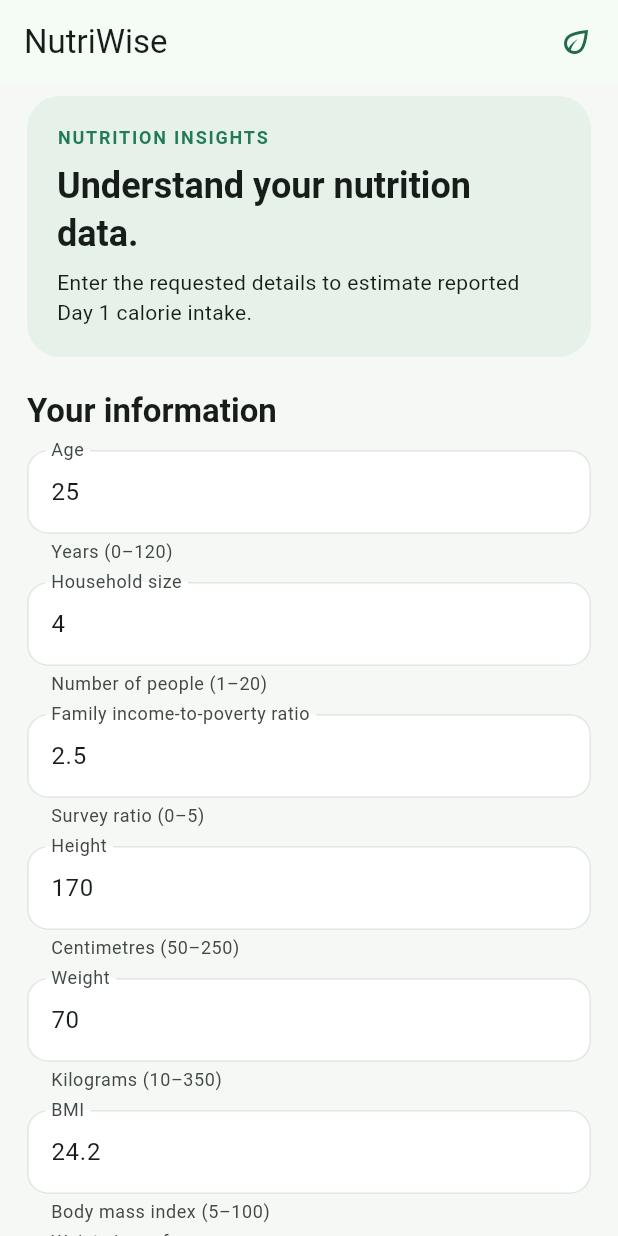
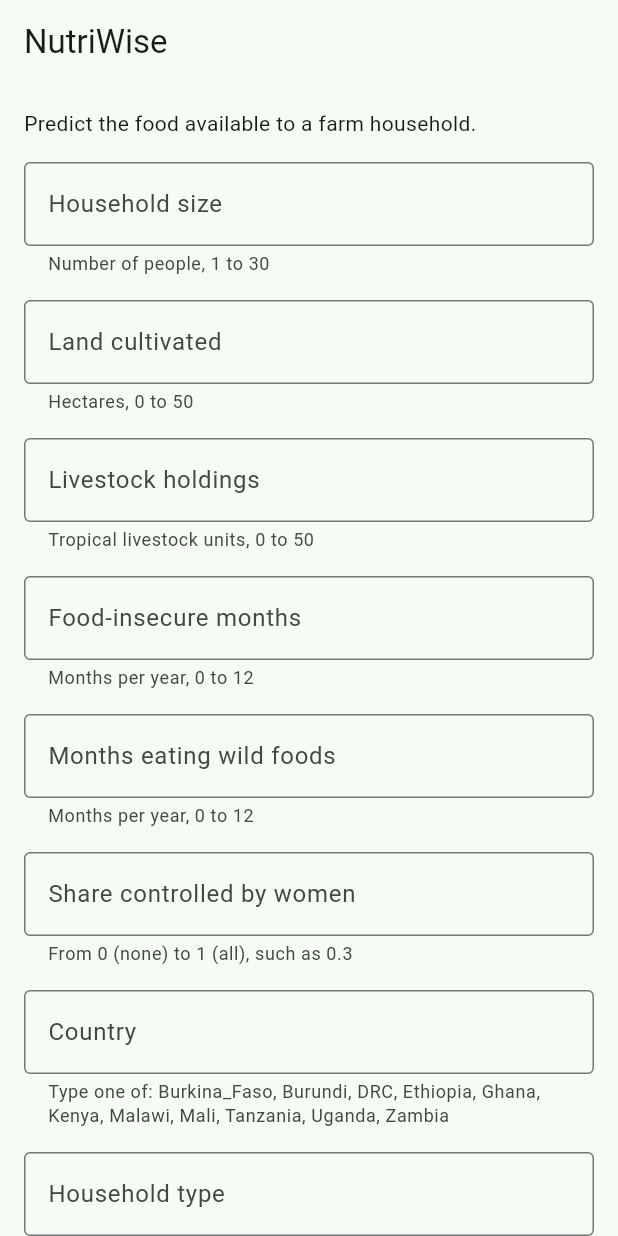
Before and after one commit to M-Kwizera/Summative---Regression-Analysis, a Flutter app: the screen it shows after launch, on a phone screen of 412 x 824 dp. Run offline on Flutter 3.47's test engine with Material 3 defaults, Android fonts, the phone set to English and light mode, and no system bars.

Commit message:
Update Flutter app and README

```diff
--- a/summative/FlutterApp/nutriwise/lib/api_config.dart
+++ b/summative/FlutterApp/nutriwise/lib/api_config.dart
@@ -1,5 +1,5 @@
 /// Replace this with the public URL shown on your Render service page.
 /// Do not include /docs or /predict here; the app appends /predict itself.
 class ApiConfig {
-  static const String baseUrl = 'https://nutriwise-api-tc0r.onrender.com/';
+  static const String baseUrl = 'https://nutriwise-africa-api.onrender.com/';
 }
--- a/summative/FlutterApp/nutriwise/lib/main.dart
+++ b/summative/FlutterApp/nutriwise/lib/main.dart
@@ -1,3 +1,4 @@
+import 'dart:async';
 import 'dart:convert';
 
 import 'package:flutter/material.dart';
@@ -5,339 +6,259 @@ import 'package:http/http.dart' as http;
 
 import 'api_config.dart';
 
-void main() {
-  runApp(const NutriWiseApp());
-}
+void main() => runApp(const NutriWiseApp());
 
 class NutriWiseApp extends StatelessWidget {
   const NutriWiseApp({super.key});
 
   @override
   Widget build(BuildContext context) {
-    const green = Color(0xFF237A57);
     return MaterialApp(
       title: 'NutriWise',
       debugShowCheckedModeBanner: false,
       theme: ThemeData(
-        useMaterial3: true,
-        colorScheme: ColorScheme.fromSeed(seedColor: green, brightness: Brightness.light),
-        scaffoldBackgroundColor: const Color(0xFFF6F8F5),
-        inputDecorationTheme: InputDecorationTheme(
-          filled: true,
-          fillColor: Colors.white,
-          border: OutlineInputBorder(borderRadius: BorderRadius.circular(14)),
-          enabledBorder: OutlineInputBorder(
-            borderRadius: BorderRadius.circular(14),
-            borderSide: const BorderSide(color: Color(0xFFE0E7E1)),
-          ),
+        colorScheme: ColorScheme.fromSeed(seedColor: const Color(0xFF237A57)),
+        inputDecorationTheme: const InputDecorationTheme(
+          border: OutlineInputBorder(),
+          helperMaxLines: 4,
         ),
       ),
-      home: const NutritionFormPage(),
+      home: const PredictionPage(),
     );
   }
 }
 
-class NutritionFormPage extends StatefulWidget {
-  const NutritionFormPage({super.key});
+/// Describes one model input and checks what the user typed.
+class InputField {
+  InputField.number(this.name, this.label, this.helper,
+      {required this.min, required this.max, this.wholeNumber = false})
+      : options = const [];
+
+  InputField.text(this.name, this.label, this.options)
+      : helper = 'Type one of: ${options.join(', ')}',
+        min = 0,
+        max = 0,
+        wholeNumber = false;
+
+  final String name; // The field name the API expects.
+  final String label;
+  final String helper;
+  final num min;
+  final num max;
+  final bool wholeNumber;
+  final List<String> options;
+  final controller = TextEditingController();
+
+  bool get isNumber => options.isEmpty;
+
+  /// Returns the value to send, or throws a FormatException with a message.
+  Object read() {
+    final text = controller.text.trim();
+    if (text.isEmpty) throw FormatException('$label is missing.');
+
+    if (!isNumber) {
+      // Ignore capitals, and treat spaces like underscores.
+      final typed = text.toLowerCase().replaceAll(' ', '_');
+      for (final option in options) {
+        if (option.toLowerCase() == typed) return option;
+      }
+      throw FormatException('$label: "$text" is not one of the listed values.');
+    }
+
+    final num? value = wholeNumber ? int.tryParse(text) : double.tryParse(text);
+    if (value == null || !value.isFinite) {
+      throw FormatException(
+          '$label must be a ${wholeNumber ? 'whole number' : 'number'}.');
+    }
+    if (value < min || value > max) {
+      throw FormatException('$label must be between $min and $max.');
+    }
+    return value;
+  }
+}
+
+class PredictionPage extends StatefulWidget {
+  const PredictionPage({super.key});
 
   @override
-  State<NutritionFormPage> createState() => _NutritionFormPageState();
+  State<PredictionPage> createState() => _PredictionPageState();
 }
 
-class _NutritionFormPageState extends State<NutritionFormPage> {
-  final _formKey = GlobalKey<FormState>();
-  final _age = TextEditingController(text: '25');
-  final _household = TextEditingController(text: '4');
-  final _incomeRatio = TextEditingController(text: '2.5');
-  final _height = TextEditingController(text: '170');
-  final _weight = TextEditingController(text: '70');
-  final _bmi = TextEditingController(text: '24.2');
-  final _waist = TextEditingController(text: '82');
+class _PredictionPageState extends State<PredictionPage> {
+  // One text field per model input, with the same limits as the API.
+  final _fields = [
+    InputField.number('HHsizemembers', 'Household size',
+        'Number of people, 1 to 30', min: 1, max: 30, wholeNumber: true),
+    InputField.number('LandCultivated', 'Land cultivated',
+        'Hectares, 0 to 50', min: 0, max: 50),
+    InputField.number('LivestockHoldings', 'Livestock holdings',
+        'Tropical livestock units, 0 to 50', min: 0, max: 50),
+    InputField.number('NrofMonthsFoodInsecure', 'Food-insecure months',
+        'Months per year, 0 to 12', min: 0, max: 12, wholeNumber: true),
+    InputField.number('NrofMonthsWildFoodCons', 'Months eating wild foods',
+        'Months per year, 0 to 12', min: 0, max: 12, wholeNumber: true),
+    InputField.number('Gender_FemaleControl', 'Share controlled by women',
+        'From 0 (none) to 1 (all), such as 0.3', min: 0, max: 1),
+    InputField.text('Country', 'Country', const [
+      'Burkina_Faso', 'Burundi', 'DRC', 'Ethiopia', 'Ghana', 'Kenya',
+      'Malawi', 'Mali', 'Tanzania', 'Uganda', 'Zambia',
+    ]),
+    InputField.text('HouseholdType', 'Household type', const [
+      'couple', 'couple_man_works_away', 'couple_woman_works_away',
+      'man_single', 'woman_single', 'single', 'together', 'polygamous',
+      'workaway', 'nonparenthead', 'other',
+    ]),
+    InputField.text('Head_EducationLevel', 'Education of household head', const [
+      'primary', 'secondary', 'postsecondary', 'no_school', 'illiterate',
+      'literate', 'adult_education', 'religious_school', 'islamic_school',
+      'informal',
+    ]),
+    InputField.text('HFIAS_status', 'Food insecurity (FI) status', const [
+      'FoodSecure', 'MildlyFI', 'ModeratelyFI', 'SeverelyFI',
+    ]),
+  ];
 
-  int? _gender = 1;
-  int? _race = 3;
-  int? _education = 4;
   bool _loading = false;
-  String? _error;
-  double? _prediction;
-  String? _modelName;
+  bool _isError = false;
+  String _message = 'Fill in all the fields, then press Predict.';
 
   @override
   void dispose() {
-    for (final controller in [
-      _age, _household, _incomeRatio, _height, _weight, _bmi, _waist,
-    ]) {
-      controller.dispose();
+    for (final field in _fields) {
+      field.controller.dispose();
     }
     super.dispose();
   }
 
-  String? _numberValidator(String? value, String label, double min, double max) {
-    final parsed = double.tryParse(value?.trim() ?? '');
-    if (parsed == null) return 'Enter a valid $label.';
-    if (parsed < min || parsed > max) {
-      return '$label must be between $min and $max.';
-    }
-    return null;
+  void _show(String message, {bool isError = false, bool loading = false}) {
+    if (!mounted) return;
+    setState(() {
+      _message = message;
+      _isError = isError;
+      _loading = loading;
+    });
   }
 
   Future<void> _predict() async {
     FocusScope.of(context).unfocus();
-    setState(() {
-      _error = null;
-      _prediction = null;
-    });
 
-    if (!_formKey.currentState!.validate()) return;
-    if (_gender == null || _race == null || _education == null) {
-      setState(() => _error = 'Please select all demographic categories.');
+    // 1. Check every field before calling the API.
+    final body = <String, Object>{};
+    final errors = <String>[];
+    for (final field in _fields) {
+      try {
+        body[field.name] = field.read();
+      } on FormatException catch (e) {
+        errors.add(e.message);
+      }
+    }
+    if (errors.isNotEmpty) {
+      _show(errors.join('\n'), isError: true);
       return;
     }
 
-    final baseUrl = ApiConfig.baseUrl.trim().replaceAll(RegExp(r'/$'), '');
-    if (baseUrl.contains('YOUR-RENDER-SERVICE')) {
-      setState(() => _error = 'Add your actual Render URL in lib/api_config.dart first.');
-      return;
-    }
-
-    final payload = {
-      'RIDAGEYR': double.parse(_age.text),
-      'DMDHHSIZ': double.parse(_household.text),
-      'INDFMPIR': double.parse(_incomeRatio.text),
-      'BMXHT': double.parse(_height.text),
-      'BMXWT': double.parse(_weight.text),
-      'BMXBMI': double.parse(_bmi.text),
-      'BMXWAIST': double.parse(_waist.text),
-      'RIAGENDR': _gender,
-      'RIDRETH3': _race,
-      'DMDEDUC2': _education,
-    };
-
-    setState(() => _loading = true);
+    // 2. Send the values to the API and show the result.
+    _show('Predicting... the server can take a minute to wake up.', loading: true);
     try {
+      final baseUrl = ApiConfig.baseUrl.replaceAll(RegExp(r'/+$'), '');
       final response = await http
           .post(
             Uri.parse('$baseUrl/predict'),
-            headers: {'Content-Type': 'application/json', 'Accept': 'application/json'},
-            body: jsonEncode(payload),
+            headers: {'Content-Type': 'application/json'},
+            body: jsonEncode(body),
           )
-          .timeout(const Duration(seconds: 45));
+          .timeout(const Duration(seconds: 90));
 
-      final decoded = jsonDecode(response.body);
-      if (response.statusCode >= 200 && response.statusCode < 300) {
-        setState(() {
-          _prediction = (decoded['predicted_day1_kcal'] as num).toDouble();
-          _modelName = decoded['model']?.toString();
-        });
+      if (response.statusCode == 200) {
+        final value =
+            jsonDecode(response.body)['predicted_kcal_per_adult_per_day'] as num;
+        _show('Predicted food availability:\n'
+            '${value.toStringAsFixed(0)} kcal per adult per day');
+      } else if (response.statusCode == 422) {
+        _show(_readableApiError(response.body), isError: true);
       } else {
-        final detail = decoded is Map ? decoded['detail'] : null;
-        setState(() => _error = 'API error (${response.statusCode}): ${detail ?? response.body}');
+        _show('The server had a problem (code ${response.statusCode}). '
+            'Please try again.', isError: true);
       }
-    } catch (e) {
-      setState(() => _error = 'Could not reach NutriWise API. Check your Render URL and internet connection. Details: $e');
-    } finally {
-      if (mounted) setState(() => _loading = false);
+    } on TimeoutException {
+      _show('The server took too long to answer. Please try again.', isError: true);
+    } on http.ClientException {
+      _show('Could not reach the server. Check your internet connection.',
+          isError: true);
+    } catch (_) {
+      _show('Something went wrong. Please try again.', isError: true);
     }
   }
 
-  Widget _field(
-    String label,
-    TextEditingController controller,
-    String helper,
-    double min,
-    double max,
-  ) {
-    return TextFormField(
-      controller: controller,
-      keyboardType: const TextInputType.numberWithOptions(decimal: true),
-      decoration: InputDecoration(labelText: label, helperText: helper),
-      validator: (value) => _numberValidator(value, label, min, max),
-    );
-  }
-
-  Widget _dropdown<T>({
-    required String label,
-    required T value,
-    required List<DropdownMenuItem<T>> items,
-    required ValueChanged<T?> onChanged,
-    required String helper,
-  }) {
-    return DropdownButtonFormField<T>(
-      initialValue: value,
-      decoration: InputDecoration(labelText: label, helperText: helper),
-      items: items,
-      onChanged: onChanged,
-    );
+  /// Turns the API's validation error into sentences a person can read.
+  String _readableApiError(String responseBody) {
+    final detail = jsonDecode(responseBody)['detail'];
+    if (detail is! List) return 'The server rejected the values.';
+    return detail.map((item) {
+      final name = (item['loc'] as List).last;
+      final matches = _fields.where((f) => f.name == name);
+      final label = matches.isEmpty ? name : matches.first.label;
+      return '$label: ${item['msg']}';
+    }).join('\n');
   }
 
   @override
   Widget build(BuildContext context) {
-    final theme = Theme.of(context);
+    final colors = Theme.of(context).colorScheme;
     return Scaffold(
-      appBar: AppBar(
-        title: const Text('NutriWise'),
-        centerTitle: false,
-        actions: [
-          Padding(
-            padding: const EdgeInsets.only(right: 16),
-            child: Icon(Icons.eco_outlined, color: theme.colorScheme.primary),
-          ),
-        ],
-      ),
+      appBar: AppBar(title: const Text('NutriWise')),
       body: SafeArea(
-        child: ListView(
-          padding: const EdgeInsets.fromLTRB(18, 8, 18, 28),
-          children: [
-            Container(
-              padding: const EdgeInsets.all(20),
-              decoration: BoxDecoration(
-                color: const Color(0xFFE6F2E9),
-                borderRadius: BorderRadius.circular(22),
+        child: SingleChildScrollView(
+          padding: const EdgeInsets.all(16),
+          child: Column(
+            crossAxisAlignment: CrossAxisAlignment.stretch,
+            children: [
+              const Text('Predict the food available to a farm household.'),
+              const SizedBox(height: 16),
+              for (final field in _fields) ...[
+                TextField(
+                  key: Key(field.name),
+                  controller: field.controller,
+                  keyboardType: field.isNumber
+                      ? const TextInputType.numberWithOptions(decimal: true)
+                      : TextInputType.text,
+                  autocorrect: false,
+                  decoration: InputDecoration(
+                    labelText: field.label,
+                    helperText: field.helper,
+                  ),
+                ),
+                const SizedBox(height: 16),
+              ],
+              FilledButton(
+                onPressed: _loading ? null : _predict,
+                child: const Text('Predict'),
               ),
-              child: Column(
-                crossAxisAlignment: CrossAxisAlignment.start,
-                children: [
-                  Text('NUTRITION INSIGHTS', style: theme.textTheme.labelMedium?.copyWith(
-                    color: const Color(0xFF237A57), letterSpacing: 1.2, fontWeight: FontWeight.bold)),
-                  const SizedBox(height: 8),
-                  Text('Understand your nutrition data.',
-                    style: theme.textTheme.headlineSmall?.copyWith(fontWeight: FontWeight.bold)),
-                  const SizedBox(height: 6),
-                  Text('Enter the requested details to estimate reported Day 1 calorie intake.',
-                    style: theme.textTheme.bodyMedium),
-                ],
-              ),
-            ),
-            const SizedBox(height: 22),
-            Text('Your information', style: theme.textTheme.titleLarge?.copyWith(fontWeight: FontWeight.bold)),
-            const SizedBox(height: 12),
-            Form(
-              key: _formKey,
-              child: Column(
-                children: [
-                  _field('Age', _age, 'Years (0–120)', 0, 120),
-                  const SizedBox(height: 12),
-                  _field('Household size', _household, 'Number of people (1–20)', 1, 20),
-                  const SizedBox(height: 12),
-                  _field('Family income-to-poverty ratio', _incomeRatio, 'Survey ratio (0–5)', 0, 5),
-                  const SizedBox(height: 12),
-                  _field('Height', _height, 'Centimetres (50–250)', 50, 250),
-                  const SizedBox(height: 12),
-                  _field('Weight', _weight, 'Kilograms (10–350)', 10, 350),
-                  const SizedBox(height: 12),
-                  _field('BMI', _bmi, 'Body mass index (5–100)', 5, 100),
-                  const SizedBox(height: 12),
-                  _field('Waist circumference', _waist, 'Centimetres (30–200)', 30, 200),
-                  const SizedBox(height: 12),
-                  _dropdown<int>(
-                    label: 'NHANES gender code',
-                    value: _gender!,
-                    helper: '1 = Male, 2 = Female (survey coding)',
-                    items: const [
-                      DropdownMenuItem(value: 1, child: Text('1 — Male')),
-                      DropdownMenuItem(value: 2, child: Text('2 — Female')),
-                    ],
-                    onChanged: (v) => setState(() => _gender = v),
+              const SizedBox(height: 16),
+              // Display area: shows the prediction or the error message.
+              Container(
+                padding: const EdgeInsets.all(16),
+                decoration: BoxDecoration(
+                  color: _isError
+                      ? colors.errorContainer
+                      : colors.secondaryContainer,
+                  borderRadius: BorderRadius.circular(8),
+                ),
+                child: Text(
+                  _message,
+                  key: const Key('display'),
+                  style: TextStyle(
+                    fontSize: 16,
+                    color: _isError
+                        ? colors.onErrorContainer
+                        : colors.onSecondaryContainer,
                   ),
-                  const SizedBox(height: 12),
-                  _dropdown<int>(
-                    label: 'NHANES race / ethnicity code',
-                    value: _race!,
-                    helper: 'Select the dataset category code',
-                    items: const [
-                      DropdownMenuItem(value: 1, child: Text('1 — Mexican American')),
-                      DropdownMenuItem(value: 2, child: Text('2 — Other Hispanic')),
-                      DropdownMenuItem(value: 3, child: Text('3 — White')),
-                      DropdownMenuItem(value: 4, child: Text('4 — Black')),
-                      DropdownMenuItem(value: 6, child: Text('6 — Asian')),
-                      DropdownMenuItem(value: 7, child: Text('7 — Other / multiracial')),
-                    ],
-                    onChanged: (v) => setState(() => _race = v),
-                  ),
-                  const SizedBox(height: 12),
-                  _dropdown<int>(
-                    label: 'NHANES education code',
-                    value: _education!,
-                    helper: 'Survey education category',
-                    items: const [
-                      DropdownMenuItem(value: 1, child: Text('1 — Less than 9th grade')),
-                      DropdownMenuItem(value: 2, child: Text('2 — 9th–11th grade')),
-                      DropdownMenuItem(value: 3, child: Text('3 — High school graduate / GED')),
-                      DropdownMenuItem(value: 4, child: Text('4 — Some college / AA degree')),
-                      DropdownMenuItem(value: 5, child: Text('5 — College graduate or above')),
-                    ],
-                    onChanged: (v) => setState(() => _education = v),
-                  ),
-                ],
-              ),
-            ),
-            const SizedBox(height: 20),
-            FilledButton.icon(
-              onPressed: _loading ? null : _predict,
-              icon: _loading
-                  ? const SizedBox(width: 18, height: 18, child: CircularProgressIndicator(strokeWidth: 2))
-                  : const Icon(Icons.insights),
-              label: Text(_loading ? 'Getting estimate…' : 'Get nutrition insight'),
-              style: FilledButton.styleFrom(minimumSize: const Size.fromHeight(54)),
-            ),
-            if (_error != null) ...[
-              const SizedBox(height: 14),
-              _MessageCard(color: const Color(0xFFFFE9E7), icon: Icons.error_outline, text: _error!),
-            ],
-            if (_prediction != null) ...[
-              const SizedBox(height: 18),
-              Container(
-                padding: const EdgeInsets.all(20),
-                decoration: BoxDecoration(
-                  color: const Color(0xFFE5F3EA),
-                  borderRadius: BorderRadius.circular(20),
-                  border: Border.all(color: const Color(0xFFB9D9C4)),
-                ),
-                child: Column(
-                  crossAxisAlignment: CrossAxisAlignment.start,
-                  children: [
-                    const Text('ESTIMATED DAY 1 INTAKE', style: TextStyle(
-                      fontWeight: FontWeight.bold, letterSpacing: 1, color: Color(0xFF237A57))),
-                    const SizedBox(height: 8),
-                    Text('${_prediction!.toStringAsFixed(0)} kcal',
-                      style: theme.textTheme.headlineMedium?.copyWith(fontWeight: FontWeight.bold)),
-                    if (_modelName != null) Text('Model: $_modelName', style: theme.textTheme.bodySmall),
-                  ],
                 ),
               ),
             ],
-            const SizedBox(height: 18),
-            const _MessageCard(
-              color: Color(0xFFFFF3D9),
-              icon: Icons.info_outline,
-              text: 'Important: this model estimates calories reported during one 24-hour dietary recall. It is not a recommended calorie target, medical advice, or a measure of energy expenditure. The model was trained on US NHANES data and has not been validated for Rwanda.',
-            ),
-          ],
+          ),
         ),
       ),
     );
   }
 }
-
-class _MessageCard extends StatelessWidget {
-  const _MessageCard({required this.color, required this.icon, required this.text});
-  final Color color;
-  final IconData icon;
-  final String text;
-
-  @override
-  Widget build(BuildContext context) {
-    return Container(
-      padding: const EdgeInsets.all(14),
-      decoration: BoxDecoration(color: color, borderRadius: BorderRadius.circular(14)),
-      child: Row(
-        crossAxisAlignment: CrossAxisAlignment.start,
-        children: [
-          Icon(icon, size: 20),
-          const SizedBox(width: 10),
-          Expanded(child: Text(text)),
-        ],
-      ),
-    );
-  }
-}
```
Also changed, not shown: 1 other file.
